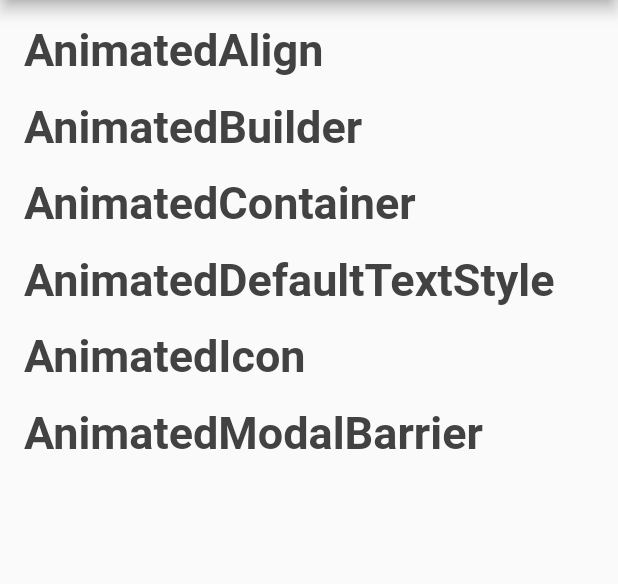
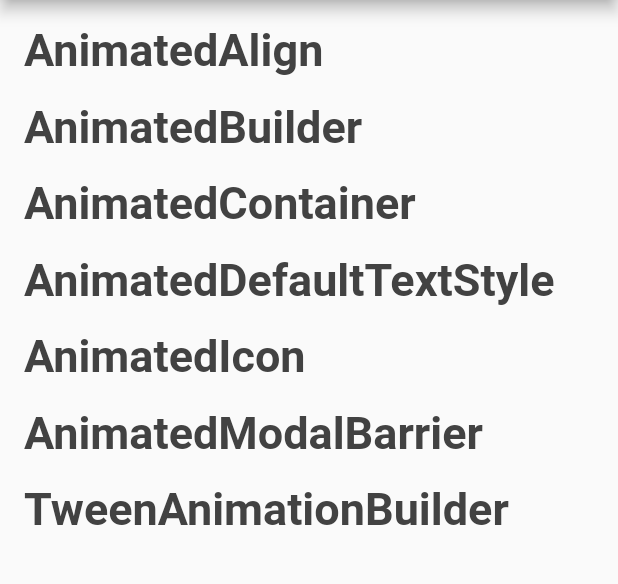
Before and after one commit to pshanmukha/animated_widgets, a Flutter app: the screen it shows after launch, on a phone screen of 412 x 824 dp, the part 84-668 px from its top. Run offline on Flutter 3.47's test engine with Material 2 defaults, Android fonts, the phone set to English and light mode, and no system bars.

Commit message:
Tween Animation Builder code & gif added in README.md

```diff
--- a/lib/main.dart
+++ b/lib/main.dart
@@ -6,6 +6,7 @@ import 'animated_widgets/AnimatedModalBarrier_widget.dart';
 import 'animated_widgets/animatedAlign_widget.dart';
 import 'animated_widgets/animatedBuilder_widget.dart';
 import 'animated_widgets/animatedContainer_widget.dart';
+import 'animated_widgets/tweenAnimationBuilder_widget.dart';
 
 void main() {
   runApp(const MyApp());
@@ -123,6 +124,19 @@ class MyHomePage extends StatelessWidget {
                     fontSize: 30),
               ),
             ),
+            TextButton(
+              onPressed: () {
+                Navigator.of(context).push(
+                    MaterialPageRoute(builder: (context) => const TweenAnimationBuilderWidget()));
+              },
+              child: Text(
+                "TweenAnimationBuilder",
+                style: TextStyle(
+                    color: Colors.grey[800],
+                    fontWeight: FontWeight.bold,
+                    fontSize: 30),
+              ),
+            ),
           ],
         ),
       ),
```
Also changed, not shown: lib/animated_widgets/tweenAnimationBuilder_widget.dart (added, +43 -0 lines), assets/tweenanimationbuilder.gif (added), 1 other file.
